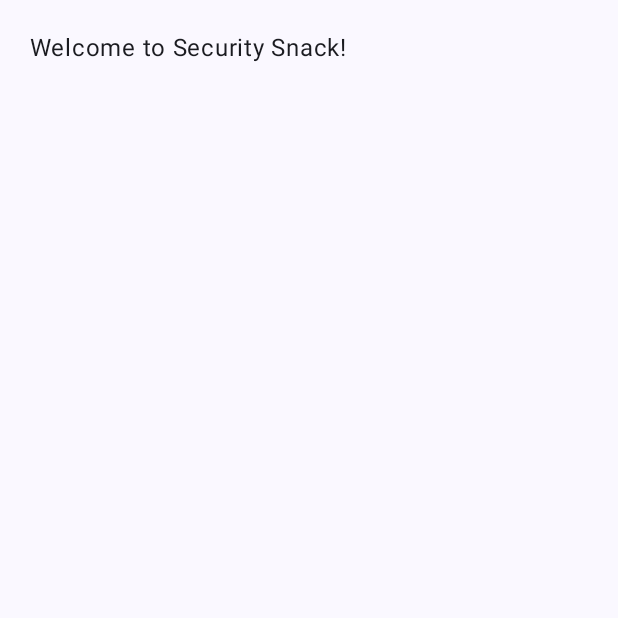
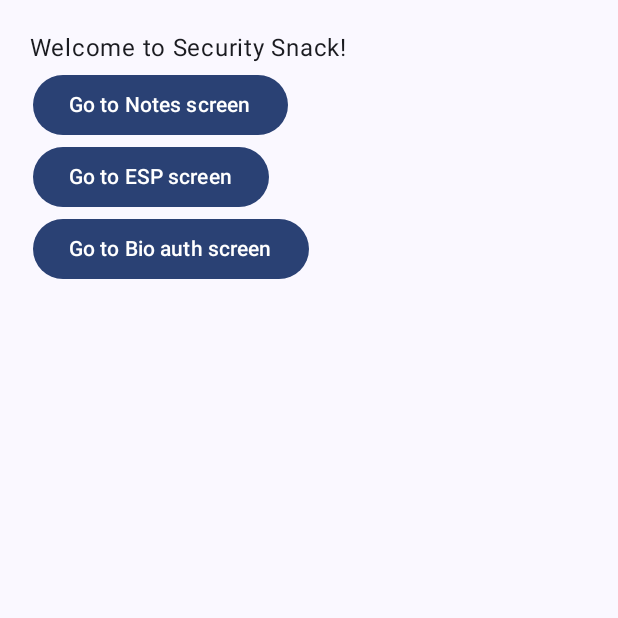
Before and after one commit to code-and-notes/securitysnack, an Android app built with Jetpack Compose: the screen it shows after launch (MainActivity), on a phone screen of 412 x 824 dp, the top half of it. Run offline under Robolectric (Android 15) with nearby library versions, the phone set to English and light mode, and no system bars; our stand-ins replace Room's generated code; 3 statements that could not run were skipped.

Commit message:
Added all the required screenn

```diff
--- /dev/null
+++ b/app/src/main/java/com/android/learning/securitysnack/db/AppDatabase.kt
@@ -0,0 +1,16 @@
+package com.android.learning.securitysnack.db
+
+import androidx.room.Database
+import androidx.room.RoomDatabase
+import androidx.room.TypeConverters
+import com.android.learning.securitysnack.db.converters.CryptoConverters
+import com.android.learning.securitysnack.db.dao.NoteDao
+import com.android.learning.securitysnack.db.entity.NoteDTO
+
+@Database(entities = [NoteDTO::class], version = 1, exportSchema = false)
+@TypeConverters(CryptoConverters::class)
+abstract class AppDatabase: RoomDatabase() {
+
+    abstract fun provideNoteDao(): NoteDao
+
+}
--- /dev/null
+++ b/app/src/main/java/com/android/learning/securitysnack/db/dao/NoteDao.kt
@@ -0,0 +1,16 @@
+package com.android.learning.securitysnack.db.dao
+
+import androidx.room.Dao
+import androidx.room.Insert
+import androidx.room.Query
+import com.android.learning.securitysnack.db.entity.NoteDTO
+
+@Dao
+interface NoteDao {
+
+    @Insert
+    suspend fun insertNote(note: NoteDTO)
+
+    @Query("SELECT * FROM noteDto")
+    suspend fun getAll():List<NoteDTO>
+}
--- /dev/null
+++ b/app/src/main/java/com/android/learning/securitysnack/ui/ComposeState.kt
@@ -0,0 +1,8 @@
+package com.android.learning.securitysnack.ui
+
+sealed class ComposeState {
+    object Home: ComposeState()
+    object ESP: ComposeState()
+    object BioAuth: ComposeState()
+    object Notes : ComposeState()
+}
--- a/app/src/main/java/com/android/learning/securitysnack/ui/activities/MainActivity.kt
+++ b/app/src/main/java/com/android/learning/securitysnack/ui/activities/MainActivity.kt
@@ -14,6 +14,7 @@ import androidx.compose.material3.Button
 import androidx.compose.material3.Scaffold
 import androidx.compose.material3.Text
 import androidx.compose.runtime.Composable
+import androidx.compose.runtime.collectAsState
 import androidx.compose.runtime.mutableStateOf
 import androidx.compose.runtime.setValue
 import androidx.compose.runtime.getValue
@@ -22,21 +23,66 @@ import androidx.compose.ui.Modifier
 import androidx.compose.ui.tooling.preview.Preview
 import androidx.compose.ui.unit.dp
 import androidx.fragment.app.FragmentActivity
+import androidx.lifecycle.ViewModelProvider
+import androidx.room.Room
+import androidx.room.RoomDatabase
+import androidx.security.crypto.EncryptedSharedPreferences
+import androidx.security.crypto.MasterKey
+import com.android.learning.securitysnack.SecuritySnack
+import com.android.learning.securitysnack.db.AppDatabase
+import com.android.learning.securitysnack.db.dao.NoteDao
+import com.android.learning.securitysnack.ui.ComposeState
+import com.android.learning.securitysnack.ui.screens.BioAuthScreen
+import com.android.learning.securitysnack.ui.screens.ESPScreen
+import com.android.learning.securitysnack.ui.screens.HomeScreen
+import com.android.learning.securitysnack.ui.screens.NotesScreen
 
 import com.android.learning.securitysnack.ui.theme.SecuritysnackTheme
+import com.android.learning.securitysnack.ui.viewmodels.MainViewModel
+import com.android.learning.securitysnack.ui.viewmodels.factory.MainViewModelFactory
+import com.android.learning.securitysnack.utilities.enums.ESPEnum
 
 
 class MainActivity : FragmentActivity() {
 
+    lateinit var database: AppDatabase
+
+    lateinit var noteDao: NoteDao
+
+    lateinit var viewModel: MainViewModel
+
+    lateinit var sharedPreferences: SharedPreferences
 
     @RequiresApi(Build.VERSION_CODES.P)
     override fun onCreate(savedInstanceState: Bundle?) {
         super.onCreate(savedInstanceState)
         enableEdgeToEdge()
+        database = Room.databaseBuilder(
+            this,
+            AppDatabase::class.java,
+            "AppDatabase"
+        ).build()
+        noteDao = database.provideNoteDao()
+        val factory = MainViewModelFactory(noteDao)
+        viewModel = ViewModelProvider.create(this,factory)[MainViewModel::class]
+        val masterKey = MasterKey.Builder(
+            this,
+            ESPEnum.ALIAS.value
+        ).setKeyScheme(MasterKey.KeyScheme.AES256_GCM)
+            .build()
+        sharedPreferences = EncryptedSharedPreferences.create(
+            this,
+            ESPEnum.FILE_NAME.value,
+            masterKey,
+            EncryptedSharedPreferences.PrefKeyEncryptionScheme.AES256_SIV,
+            EncryptedSharedPreferences.PrefValueEncryptionScheme.AES256_GCM
+        )
         setContent {
             SecuritysnackTheme {
                 Scaffold(modifier = Modifier.fillMaxSize()) { innerPadding ->
-                    Home(modifier = Modifier.padding(innerPadding))
+
+                    SecuritySnack(modifier = Modifier.padding(innerPadding), viewModel,sharedPreferences)
+
 
 
                 }
@@ -48,18 +94,19 @@ class MainActivity : FragmentActivity() {
 
 
 @Composable
-fun Home( modifier: Modifier = Modifier,
-) {
+fun SecuritySnack( modifier: Modifier = Modifier,
+          viewModel: MainViewModel,
+                   sharedPreferences: SharedPreferences) {
+    val composeState = viewModel.composeState.collectAsState()
     Column(modifier = modifier.padding(20.dp), horizontalAlignment = Alignment.Start) {
         Text("Welcome to Security Snack!")
+        when(composeState.value){
+            is ComposeState.Home -> HomeScreen(modifier,viewModel, sharedPreferences)
+            is ComposeState.ESP -> ESPScreen(modifier,sharedPreferences)
+            is ComposeState.Notes -> NotesScreen(modifier,viewModel)
+            is ComposeState.BioAuth -> BioAuthScreen(modifier)
+        }
+
     }
 
 }
-
-@Preview(showBackground = true)
-@Composable
-fun HomePreview() {
-    SecuritysnackTheme {
-        Home()
-    }
-}
--- /dev/null
+++ b/app/src/main/java/com/android/learning/securitysnack/ui/screens/Home.kt
@@ -0,0 +1,29 @@
+package com.android.learning.securitysnack.ui.screens
+
+import android.content.SharedPreferences
+import androidx.compose.foundation.layout.Column
+import androidx.compose.foundation.layout.padding
+import androidx.compose.material3.Button
+import androidx.compose.material3.Text
+import androidx.compose.runtime.Composable
+import androidx.compose.ui.Modifier
+import androidx.compose.ui.unit.dp
+import com.android.learning.securitysnack.ui.ComposeState
+import com.android.learning.securitysnack.ui.viewmodels.MainViewModel
+
+@Composable
+fun HomeScreen(modifier: Modifier,viewModel: MainViewModel,sharedPreferences: SharedPreferences){
+    Column(modifier = modifier.padding(2.dp)) {
+        Button(onClick = {viewModel.composeState.value = ComposeState.Notes}) {
+            Text("Go to Notes screen")
+        }
+        Button(onClick = {viewModel.composeState.value = ComposeState.ESP}) {
+            Text("Go to ESP screen")
+        }
+        Button(onClick = {viewModel.composeState.value = ComposeState.BioAuth}) {
+            Text("Go to Bio auth screen")
+        }
+
+    }
+
+}
--- /dev/null
+++ b/app/src/main/java/com/android/learning/securitysnack/ui/viewmodels/MainViewModel.kt
@@ -0,0 +1,35 @@
+package com.android.learning.securitysnack.ui.viewmodels
+
+import androidx.lifecycle.ViewModel
+import androidx.lifecycle.viewModelScope
+import com.android.learning.securitysnack.db.dao.NoteDao
+import com.android.learning.securitysnack.db.entity.NoteDTO
+import com.android.learning.securitysnack.ui.ComposeState
+import kotlinx.coroutines.Dispatchers
+import kotlinx.coroutines.flow.MutableStateFlow
+import kotlinx.coroutines.flow.StateFlow
+import kotlinx.coroutines.launch
+
+
+class MainViewModel(val noteDao: NoteDao) : ViewModel() {
+
+    private var notesInternal : MutableStateFlow<List<NoteDTO>> = MutableStateFlow(emptyList())
+
+    val notes: StateFlow<List<NoteDTO>> = notesInternal
+
+    var composeState: MutableStateFlow<ComposeState> = MutableStateFlow(ComposeState.Home)
+
+
+
+    fun getNotes(){
+        viewModelScope.launch(Dispatchers.IO) {
+            notesInternal.value = noteDao.getAll()
+        }
+    }
+    fun saveNote(note: NoteDTO){
+        viewModelScope.launch(Dispatchers.IO) {
+            noteDao.insertNote(note)
+        }
+    }
+
+}
--- /dev/null
+++ b/app/src/main/java/com/android/learning/securitysnack/ui/viewmodels/factory/MainViewModelFactory.kt
@@ -0,0 +1,16 @@
+package com.android.learning.securitysnack.ui.viewmodels.factory
+
+import androidx.lifecycle.ViewModel
+import androidx.lifecycle.ViewModelProvider
+import com.android.learning.securitysnack.db.dao.NoteDao
+import com.android.learning.securitysnack.ui.viewmodels.MainViewModel
+
+class MainViewModelFactory(val noteDao: NoteDao): ViewModelProvider.Factory{
+
+    override fun <T : ViewModel> create(modelClass: Class<T>): T {
+        if(modelClass.isAssignableFrom(MainViewModel::class.java)){
+            return MainViewModel(noteDao) as T
+        }
+        throw IllegalArgumentException("Class not found")
+    }
+}
--- /dev/null
+++ b/app/src/main/java/com/android/learning/securitysnack/utilities/enums/BioAuthEnum.kt
@@ -0,0 +1,6 @@
+package com.android.learning.securitysnack.utilities.enums
+
+enum class BioAuthEnum(val value : String) {
+    ALIAS("bio_auth_alias"),
+    CIPHER("AES/GCM/NoPadding")
+}
--- /dev/null
+++ b/app/src/main/java/com/android/learning/securitysnack/utilities/enums/ESPEnum.kt
@@ -0,0 +1,6 @@
+package com.android.learning.securitysnack.utilities.enums
+
+enum class ESPEnum(val value: String) {
+    ALIAS("esp_alias"),
+    FILE_NAME("esp_file_name")
+}
```
Also changed, not shown: app/src/main/java/com/android/learning/securitysnack/db/converters/CryptoConverters.kt (added, +32 -0 lines), app/src/main/java/com/android/learning/securitysnack/db/entity/NoteDTO.kt (added, +19 -0 lines), app/src/main/java/com/android/learning/securitysnack/ui/screens/BioAuthScreen.kt (added, +34 -0 lines), app/src/main/java/com/android/learning/securitysnack/ui/screens/ESPScreen.kt (added, +55 -0 lines), app/src/main/java/com/android/learning/securitysnack/ui/screens/NotesScreen.kt (added, +51 -0 lines), app/src/main/java/com/android/learning/securitysnack/utilities/AppLock.kt (added, +76 -0 lines), app/src/main/java/com/android/learning/securitysnack/utilities/KeyManager.kt (added, +45 -0 lines), app/src/main/java/com/android/learning/securitysnack/utilities/enums/NotesEnum.kt (added, +7 -0 lines), 1 other file.
